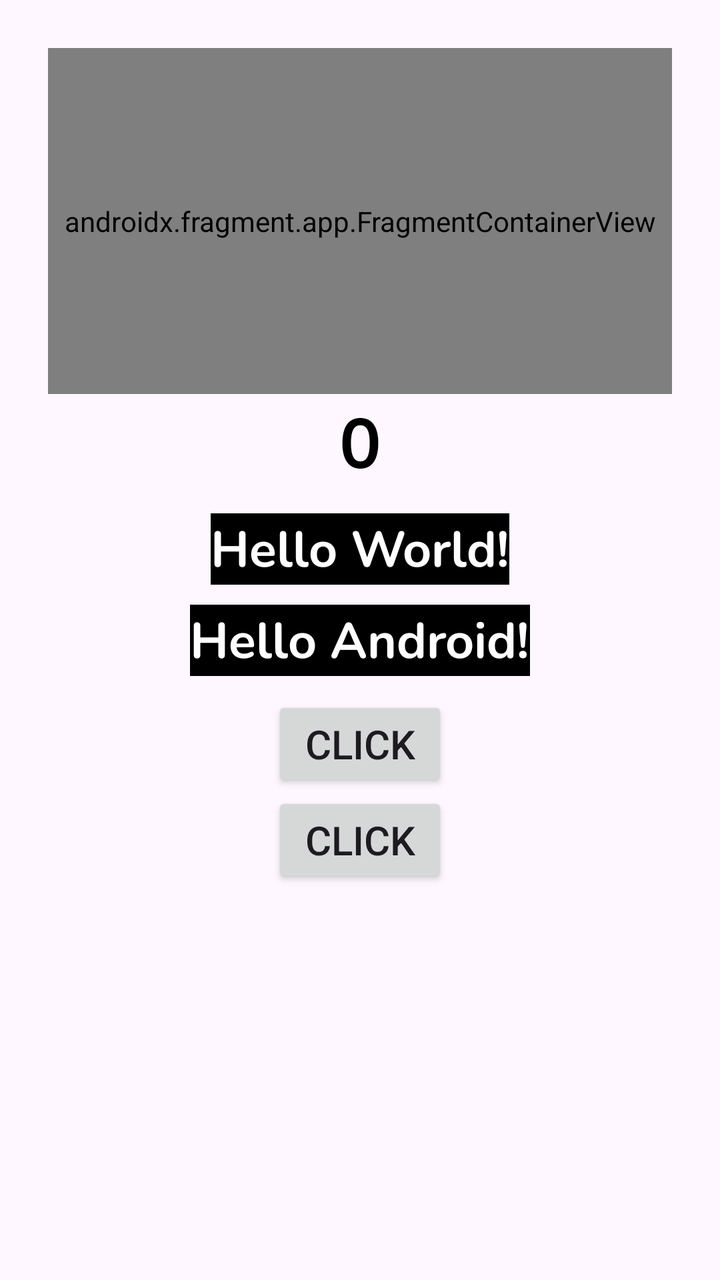
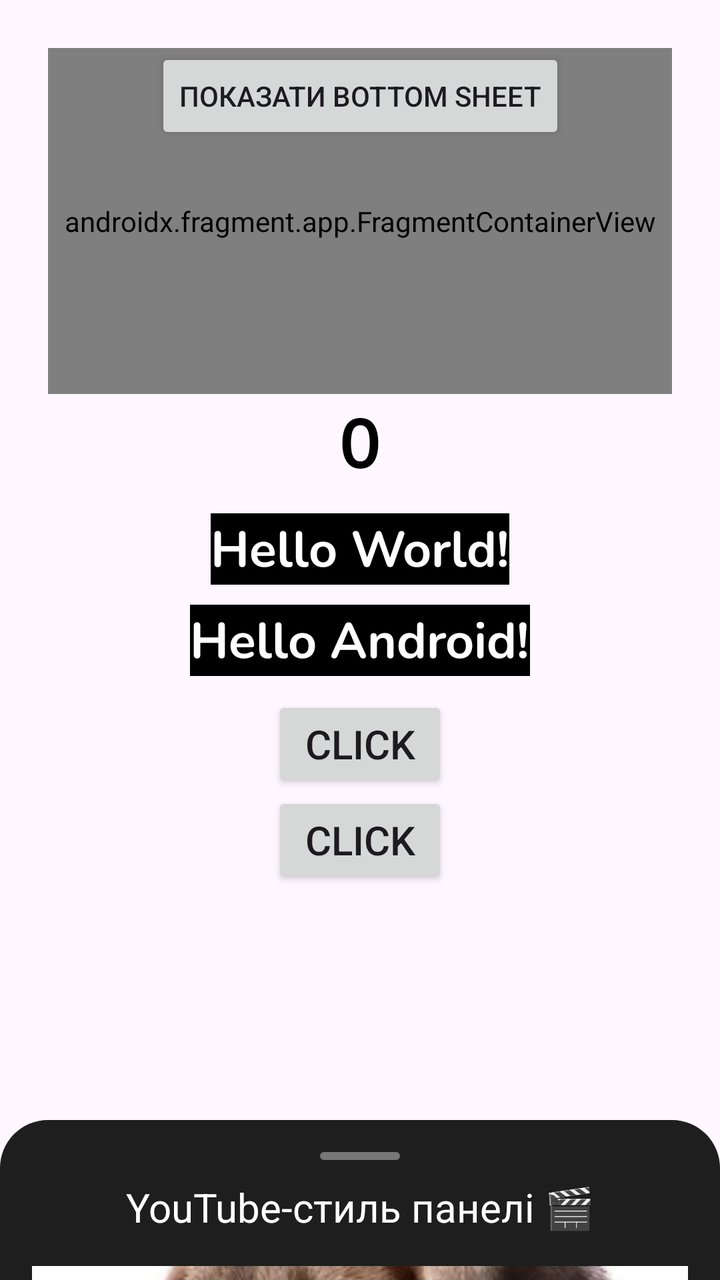

Two renders of the same Android screen: before a commit and after it. Below are the layout's source before the change and the commit's diff.
<!-- AndroidManifest.xml: application theme Theme.LearnTestComplete -->
<!-- res/layout/activity_main.xml -->
<?xml version="1.0" encoding="utf-8"?>
<androidx.constraintlayout.widget.ConstraintLayout xmlns:android="http://schemas.android.com/apk/res/android"
    xmlns:app="http://schemas.android.com/apk/res-auto"
    xmlns:tools="http://schemas.android.com/tools"
    android:layout_width="match_parent"
    android:layout_height="match_parent"
    android:padding="24dp"
    tools:context=".MainActivity">


    <TextView
        android:id="@+id/tvTimer"
        android:layout_width="wrap_content"
        android:layout_height="wrap_content"
        android:fontFamily="@font/nunito_bold"
        android:text="0"
        android:textColor="@color/black"
        android:layout_marginBottom="10dp"
        android:textSize="35sp"
        app:layout_constraintBottom_toTopOf="@+id/tvReplacementWord"
        app:layout_constraintEnd_toEndOf="parent"
        app:layout_constraintStart_toStartOf="parent" />

    <TextView
        android:id="@+id/tvReplacementWord"
        android:layout_width="wrap_content"
        android:layout_height="wrap_content"
        android:background="@color/black"
        android:fontFamily="@font/nunito_bold"
        android:text="Hello World!"
        android:textColor="@color/white"
        android:layout_marginBottom="10dp"
        android:textSize="25sp"
        app:layout_constraintBottom_toTopOf="@+id/tvReplacementAndroid"
        app:layout_constraintEnd_toEndOf="parent"
        app:layout_constraintStart_toStartOf="parent" />

    <TextView
        android:id="@+id/tvReplacementAndroid"
        android:layout_width="wrap_content"
        android:layout_height="wrap_content"
        android:text="Hello Android!"
        android:fontFamily="@font/nunito_bold"
        android:textSize="25sp"
        android:textColor="@color/white"
        android:background="@color/black"
        app:layout_constraintBottom_toBottomOf="parent"
        app:layout_constraintEnd_toEndOf="parent"
        app:layout_constraintStart_toStartOf="parent"
        app:layout_constraintTop_toTopOf="parent" />

    <Button
        android:id="@+id/btnClick"
        android:layout_width="wrap_content"
        android:layout_height="wrap_content"
        android:layout_marginTop="10dp"
        android:text="Click"
        android:textSize="20sp"
        app:layout_constraintEnd_toEndOf="parent"
        app:layout_constraintStart_toStartOf="parent"
        app:layout_constraintTop_toBottomOf="@+id/tvReplacementAndroid" />

    <Button
        android:id="@+id/btnClick2"
        android:layout_width="wrap_content"
        android:layout_height="wrap_content"
        android:text="Click"
        android:textSize="20sp"
        app:layout_constraintEnd_toEndOf="parent"
        app:layout_constraintStart_toStartOf="parent"
        app:layout_constraintTop_toBottomOf="@+id/btnClick" />

    <androidx.fragment.app.FragmentContainerView
        android:id="@+id/fragmentContainer"
        android:name="com.example.learntestcomplete.ExampleFragment"
        android:layout_width="match_parent"
        android:layout_height="0dp"
        app:layout_constraintBottom_toTopOf="@+id/tvTimer"
        app:layout_constraintEnd_toEndOf="parent"
        app:layout_constraintStart_toStartOf="parent"
        app:layout_constraintTop_toTopOf="parent" />

    <ImageView
        android:id="@+id/imageView"
        android:layout_width="200dp"
        android:layout_height="200dp"
        android:contentDescription="Фото кота"
        android:src="@drawable/fon"

        android:scaleType="centerCrop"
        app:layout_constraintBottom_toBottomOf="parent"
        app:layout_constraintEnd_toEndOf="parent"
        app:layout_constraintStart_toStartOf="parent" />

</androidx.constraintlayout.widget.ConstraintLayout>
<!-- resources referenced by this layout -->
<resources>
  <color name="black">#FF000000</color>
  <color name="white">#FFFFFFFF</color>
  <!-- drawable fon: png bitmap (drawable, 245 bytes) -->
  <style name="Theme.LearnTestComplete" parent="Base.Theme.LearnTestComplete" />
  <style name="Base.Theme.LearnTestComplete" parent="Theme.Material3.DayNight.NoActionBar">
          
          
      </style>
</resources>

<!-- the commit's change to res/layout/activity_main.xml (unified diff, before → after) -->
@@ -1,95 +1,153 @@
 <?xml version="1.0" encoding="utf-8"?>
-<androidx.constraintlayout.widget.ConstraintLayout xmlns:android="http://schemas.android.com/apk/res/android"
+<androidx.coordinatorlayout.widget.CoordinatorLayout
+    xmlns:android="http://schemas.android.com/apk/res/android"
     xmlns:app="http://schemas.android.com/apk/res-auto"
     xmlns:tools="http://schemas.android.com/tools"
     android:layout_width="match_parent"
     android:layout_height="match_parent"
-    android:padding="24dp"
     tools:context=".MainActivity">
 
+    <androidx.constraintlayout.widget.ConstraintLayout
+        android:layout_width="match_parent"
+        android:layout_height="match_parent"
+        android:padding="24dp">
 
-    <TextView
-        android:id="@+id/tvTimer"
-        android:layout_width="wrap_content"
-        android:layout_height="wrap_content"
-        android:fontFamily="@font/nunito_bold"
-        android:text="0"
-        android:textColor="@color/black"
-        android:layout_marginBottom="10dp"
-        android:textSize="35sp"
-        app:layout_constraintBottom_toTopOf="@+id/tvReplacementWord"
-        app:layout_constraintEnd_toEndOf="parent"
-        app:layout_constraintStart_toStartOf="parent" />
+        <TextView
+            android:id="@+id/tvTimer"
+            android:layout_width="wrap_content"
+            android:layout_height="wrap_content"
+            android:fontFamily="@font/nunito_bold"
+            android:text="0"
+            android:textColor="@color/black"
+            android:layout_marginBottom="10dp"
+            android:textSize="35sp"
+            app:layout_constraintBottom_toTopOf="@+id/tvReplacementWord"
+            app:layout_constraintEnd_toEndOf="parent"
+            app:layout_constraintStart_toStartOf="parent" />
 
-    <TextView
-        android:id="@+id/tvReplacementWord"
-        android:layout_width="wrap_content"
-        android:layout_height="wrap_content"
-        android:background="@color/black"
-        android:fontFamily="@font/nunito_bold"
-        android:text="Hello World!"
-        android:textColor="@color/white"
-        android:layout_marginBottom="10dp"
-        android:textSize="25sp"
-        app:layout_constraintBottom_toTopOf="@+id/tvReplacementAndroid"
-        app:layout_constraintEnd_toEndOf="parent"
-        app:layout_constraintStart_toStartOf="parent" />
+        <TextView
+            android:id="@+id/tvReplacementWord"
+            android:layout_width="wrap_content"
+            android:layout_height="wrap_content"
+            android:background="@color/black"
+            android:fontFamily="@font/nunito_bold"
+            android:text="Hello World!"
+            android:textColor="@color/white"
+            android:layout_marginBottom="10dp"
+            android:textSize="25sp"
+            app:layout_constraintBottom_toTopOf="@+id/tvReplacementAndroid"
+            app:layout_constraintEnd_toEndOf="parent"
+            app:layout_constraintStart_toStartOf="parent" />
 
-    <TextView
-        android:id="@+id/tvReplacementAndroid"
-        android:layout_width="wrap_content"
-        android:layout_height="wrap_content"
-        android:text="Hello Android!"
-        android:fontFamily="@font/nunito_bold"
-        android:textSize="25sp"
-        android:textColor="@color/white"
-        android:background="@color/black"
-        app:layout_constraintBottom_toBottomOf="parent"
-        app:layout_constraintEnd_toEndOf="parent"
-        app:layout_constraintStart_toStartOf="parent"
-        app:layout_constraintTop_toTopOf="parent" />
+        <TextView
+            android:id="@+id/tvReplacementAndroid"
+            android:layout_width="wrap_content"
+            android:layout_height="wrap_content"
+            android:text="Hello Android!"
+            android:fontFamily="@font/nunito_bold"
+            android:textSize="25sp"
+            android:textColor="@color/white"
+            android:background="@color/black"
+            app:layout_constraintBottom_toBottomOf="parent"
+            app:layout_constraintEnd_toEndOf="parent"
+            app:layout_constraintStart_toStartOf="parent"
+            app:layout_constraintTop_toTopOf="parent" />
 
-    <Button
-        android:id="@+id/btnClick"
-        android:layout_width="wrap_content"
-        android:layout_height="wrap_content"
-        android:layout_marginTop="10dp"
-        android:text="Click"
-        android:textSize="20sp"
-        app:layout_constraintEnd_toEndOf="parent"
-        app:layout_constraintStart_toStartOf="parent"
-        app:layout_constraintTop_toBottomOf="@+id/tvReplacementAndroid" />
+        <Button
+            android:id="@+id/btnClick"
+            android:layout_width="wrap_content"
+            android:layout_height="wrap_content"
+            android:layout_marginTop="10dp"
+            android:text="Click"
+            android:textSize="20sp"
+            app:layout_constraintEnd_toEndOf="parent"
+            app:layout_constraintStart_toStartOf="parent"
+            app:layout_constraintTop_toBottomOf="@+id/tvReplacementAndroid" />
 
-    <Button
-        android:id="@+id/btnClick2"
-        android:layout_width="wrap_content"
-        android:layout_height="wrap_content"
-        android:text="Click"
-        android:textSize="20sp"
-        app:layout_constraintEnd_toEndOf="parent"
-        app:layout_constraintStart_toStartOf="parent"
-        app:layout_constraintTop_toBottomOf="@+id/btnClick" />
+        <Button
+            android:id="@+id/btnClick2"
+            android:layout_width="wrap_content"
+            android:layout_height="wrap_content"
+            android:text="Click"
+            android:textSize="20sp"
+            app:layout_constraintEnd_toEndOf="parent"
+            app:layout_constraintStart_toStartOf="parent"
+            app:layout_constraintTop_toBottomOf="@+id/btnClick" />
 
-    <androidx.fragment.app.FragmentContainerView
-        android:id="@+id/fragmentContainer"
-        android:name="com.example.learntestcomplete.ExampleFragment"
+        <androidx.fragment.app.FragmentContainerView
+            android:id="@+id/fragmentContainer"
+            android:name="com.example.learntestcomplete.ExampleFragment"
+            android:layout_width="match_parent"
+            android:layout_height="0dp"
+            app:layout_constraintBottom_toTopOf="@+id/tvTimer"
+            app:layout_constraintEnd_toEndOf="parent"
+            app:layout_constraintStart_toStartOf="parent"
+            app:layout_constraintTop_toTopOf="parent" />
+
+        <ImageView
+            android:id="@+id/imageView"
+            android:layout_width="200dp"
+            android:layout_height="200dp"
+            android:contentDescription="Фото кота"
+            android:src="@drawable/fon"
+            android:scaleType="centerCrop"
+            app:layout_constraintBottom_toBottomOf="parent"
+            app:layout_constraintEnd_toEndOf="parent"
+            app:layout_constraintStart_toStartOf="parent" />
+
+        <Button
+            android:id="@+id/btnShowSheet"
+            android:layout_width="wrap_content"
+            android:layout_height="wrap_content"
+            android:text="Показати Bottom Sheet"
+            app:layout_constraintEnd_toEndOf="parent"
+            app:layout_constraintStart_toStartOf="parent"
+            app:layout_constraintTop_toTopOf="parent" />
+    </androidx.constraintlayout.widget.ConstraintLayout>
+
+    <LinearLayout
+        android:id="@+id/bottomSheet"
         android:layout_width="match_parent"
-        android:layout_height="0dp"
-        app:layout_constraintBottom_toTopOf="@+id/tvTimer"
-        app:layout_constraintEnd_toEndOf="parent"
-        app:layout_constraintStart_toStartOf="parent"
-        app:layout_constraintTop_toTopOf="parent" />
+        android:layout_height="400dp"
+        android:background="@drawable/bg_bottom_sheet"
+        android:orientation="vertical"
+        android:padding="16dp"
+        app:behavior_hideable="true"
+        app:behavior_peekHeight="80dp"
+        app:layout_behavior="com.google.android.material.bottomsheet.BottomSheetBehavior"
+        app:layout_anchorGravity="bottom">
 
-    <ImageView
-        android:id="@+id/imageView"
-        android:layout_width="200dp"
-        android:layout_height="200dp"
-        android:contentDescription="Фото кота"
-        android:src="@drawable/fon"
+        <View
+            android:layout_width="40dp"
+            android:layout_height="4dp"
+            android:layout_gravity="center"
+            android:layout_marginBottom="10dp"
+            android:background="@drawable/bg_drag_indicator" />
 
-        android:scaleType="centerCrop"
-        app:layout_constraintBottom_toBottomOf="parent"
-        app:layout_constraintEnd_toEndOf="parent"
-        app:layout_constraintStart_toStartOf="parent" />
+        <TextView
+            android:id="@+id/tvTitle"
+            android:layout_width="match_parent"
+            android:layout_height="wrap_content"
+            android:gravity="center"
+            android:text="YouTube-стиль панелі 🎬"
+            android:textColor="@android:color/white"
+            android:textSize="20sp" />
 
-</androidx.constraintlayout.widget.ConstraintLayout>
+        <ImageView
+            android:id="@+id/ivThumbnail"
+            android:layout_width="match_parent"
+            android:layout_height="200dp"
+            android:layout_marginTop="16dp"
+            android:scaleType="centerCrop"
+            android:src="@drawable/dog" />
+
+        <TextView
+            android:id="@+id/tvDescription"
+            android:layout_width="match_parent"
+            android:layout_height="wrap_content"
+            android:layout_marginTop="12dp"
+            android:text="Сонька бараболька. Сонька бараболька. Сонька бараболька. Сонька бараболька. Сонька бараболька. Сонька бараболька. Сонька бараболька. Сонька бараболька. Сонька бараболька. Сонька бараболька."
+            android:textColor="@android:color/white" />
+    </LinearLayout>
+
+</androidx.coordinatorlayout.widget.CoordinatorLayout>
<!-- resource entries referenced after the edit -->
@@ -2,6 +2,22 @@
 <resources>
   <color name="black">#FF000000</color>
   <color name="white">#FFFFFFFF</color>
+  <!-- drawable bg_bottom_sheet (drawable) -->
+  <?xml version="1.0" encoding="utf-8"?>
+  <shape xmlns:android="http://schemas.android.com/apk/res/android"
+      android:shape="rectangle">
+      <solid android:color="#1E1E1E" />
+      <corners android:topLeftRadius="24dp" android:topRightRadius="24dp" />
+      <padding android:left="16dp" android:right="16dp" android:top="8dp" android:bottom="16dp"/>
+  </shape>
+  <!-- drawable bg_drag_indicator (drawable) -->
+  <?xml version="1.0" encoding="utf-8"?>
+  <shape xmlns:android="http://schemas.android.com/apk/res/android"
+      android:shape="rectangle">
+      <solid android:color="#777" />
+      <corners android:radius="2dp" />
+  </shape>
+  <!-- drawable dog: png bitmap (drawable, 141887 bytes) -->
   <!-- drawable fon: png bitmap (drawable, 245 bytes) -->
   <style name="Theme.LearnTestComplete" parent="Base.Theme.LearnTestComplete" />
   <style name="Base.Theme.LearnTestComplete" parent="Theme.Material3.DayNight.NoActionBar">
